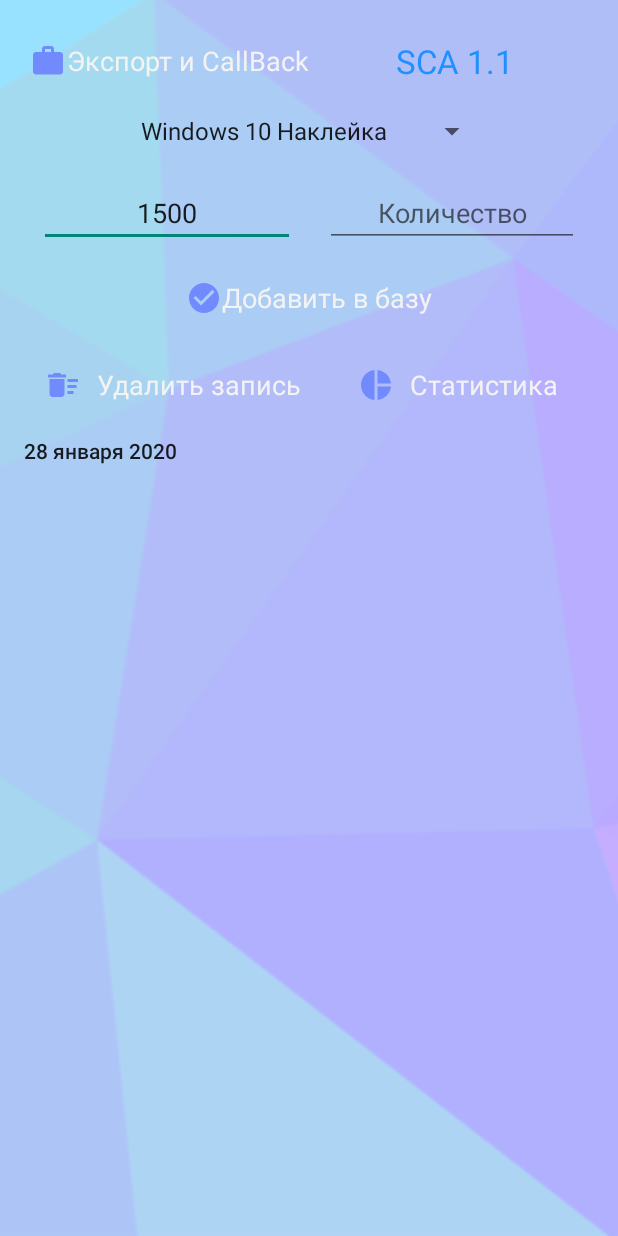
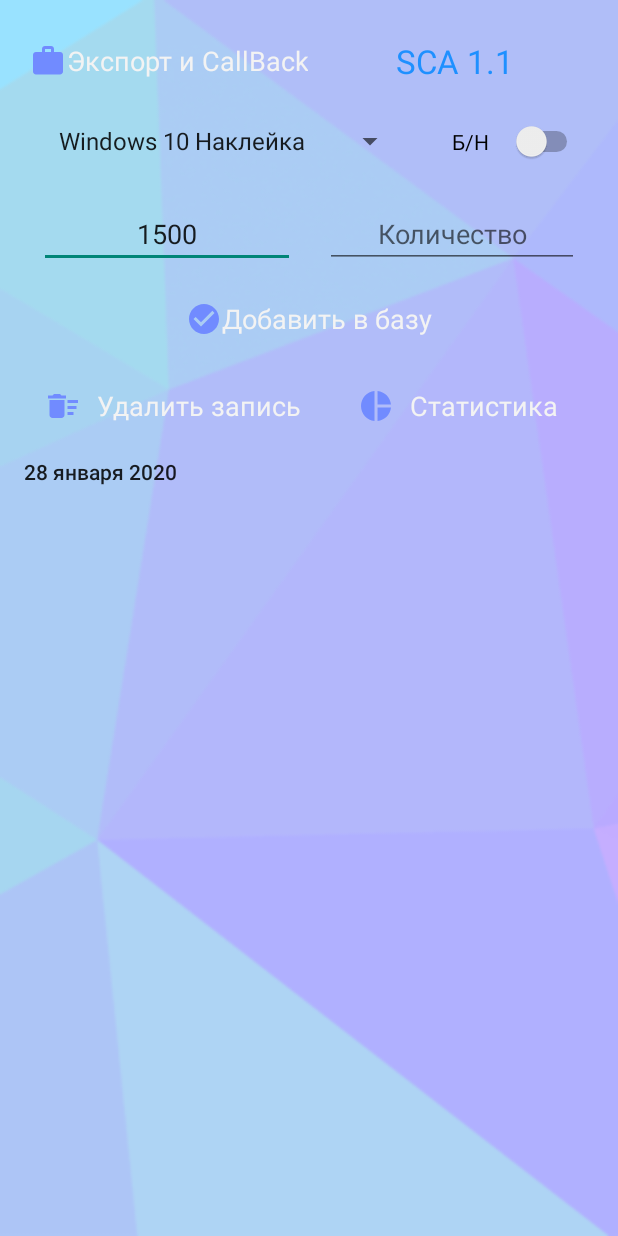
Before and after one commit to loveandpepper/StickerCounter, an Android app: the screen it shows after launch (MainActivity), on a phone screen of 412 x 824 dp. Run offline under Robolectric (Android 15) with nearby library versions, the phone set to English and light mode, and no system bars.

Commit message:
Б\н переключатель (работает хуево)

```diff
--- a/app/src/main/java/ru/loveandpepper/stickercounter/MainActivity.java
+++ b/app/src/main/java/ru/loveandpepper/stickercounter/MainActivity.java
@@ -23,10 +23,12 @@ import android.view.View;
 
 import android.view.inputmethod.InputMethodManager;
 import android.widget.AdapterView;
+import android.widget.CompoundButton;
 import android.widget.EditText;
 
 import android.widget.LinearLayout;
 import android.widget.Spinner;
+import android.widget.Switch;
 import android.widget.TextView;
 
 import org.json.JSONException;
@@ -40,13 +42,15 @@ import java.util.Date;
 import java.util.List;
 
 
-public class MainActivity extends AppCompatActivity {
+public class MainActivity extends AppCompatActivity implements CompoundButton.OnCheckedChangeListener{
     private Spinner spinnerOfProducts;
     public static SQLiteDatabase database;
     private EditText editPrice;
     private EditText editQuantity;
     private TextView date;
     public static SimpleDateFormat sdfDate;
+    private int spinInt;
+    private Switch aSwitch;
 
     @Override
     protected void onCreate(Bundle savedInstanceState) {
@@ -60,7 +64,10 @@ public class MainActivity extends AppCompatActivity {
         getCurrentTime();
         updateStatField();
         priceSetterForItem();
-
+        aSwitch = findViewById(R.id.switch_beznal);
+        if (aSwitch != null) {
+            aSwitch.setOnCheckedChangeListener(this);
+        }
 
     }
 
@@ -68,6 +75,7 @@ public class MainActivity extends AppCompatActivity {
         spinnerOfProducts.setOnItemSelectedListener(new AdapterView.OnItemSelectedListener() {      //Listener для спиннера. Подставляет цену по умолчанию для продукта.
             @Override
             public void onItemSelected(AdapterView<?> adapterView, View view, int i, long l) {
+                aSwitch.setChecked(false);
                 switch (i){
                     case 0: editPrice.setText("1500"); break;
                     case 1: editPrice.setText("1300"); break;
@@ -78,6 +86,7 @@ public class MainActivity extends AppCompatActivity {
                     case 6: editPrice.setText("2800"); break;
                     case 7: editPrice.setText(null); break;
                 }
+                spinInt = Integer.valueOf(String.valueOf(editPrice.getText()));
             }
 
             @Override
@@ -170,6 +179,7 @@ public class MainActivity extends AppCompatActivity {
     }
 
 
+    @SuppressLint("SimpleDateFormat")
     public void getCurrentTime() {
         sdfDate = new SimpleDateFormat("d MMMM yyyy", myDateFormatSymbols);
         Date now = new Date();
@@ -244,4 +254,15 @@ public class MainActivity extends AppCompatActivity {
         Intent exportIntent = new Intent(this, Export_activity.class);
         startActivity(exportIntent);
     }
-}
+
+    @Override
+    public void onCheckedChanged(CompoundButton buttonView, boolean isChecked) {
+        double processed = spinInt*0.94;
+        if (isChecked) {
+            editPrice.setText(String.valueOf((int)processed));
+        } else {
+            editPrice.setText(String.valueOf(spinInt));
+        }
+    }
+
+    }
--- a/app/src/main/res/layout/activity_main.xml
+++ b/app/src/main/res/layout/activity_main.xml
@@ -38,15 +38,29 @@
 
     </LinearLayout>
 
+    <LinearLayout
+        android:layout_width="match_parent"
+        android:layout_height="wrap_content"
+        android:orientation="horizontal">
 
         <Spinner
             android:id="@+id/products"
             android:layout_width="wrap_content"
             android:layout_height="wrap_content"
+            android:layout_margin="15dp"
             android:layout_gravity="center"
-        android:layout_margin="10dp"
             android:entries="@array/products_array"
             android:spinnerMode="dialog" />
+
+        <Switch
+            android:id="@+id/switch_beznal"
+            android:layout_width="87dp"
+            android:layout_height="wrap_content"
+            android:layout_margin="15dp"
+            android:layout_gravity="center"
+            android:text="Б/Н" />
+
+    </LinearLayout>
 
     <LinearLayout
         android:layout_width="match_parent"
@@ -148,4 +162,6 @@
         </LinearLayout>
     </ScrollView>
 
+
+
 </LinearLayout>
--- a/app/src/main/res/values/strings.xml
+++ b/app/src/main/res/values/strings.xml
@@ -30,6 +30,7 @@
     <string name="callback_phonenum">Номер телефона</string>
     <string name="lastCalls">Последние 15 вызовов</string>
     <string name="callbackandexport">Экспорт и CallBack</string>
+    <string name="beznal_text">Безнал</string>
     <string-array name="products_array">
         <item>Windows 10 Наклейка</item>
         <item>Windows 7 Наклейка</item>
--- a/build.gradle
+++ b/build.gradle
@@ -7,7 +7,7 @@ buildscript {
 
     }
     dependencies {
-        classpath 'com.android.tools.build:gradle:3.4.2'
+        classpath 'com.android.tools.build:gradle:3.5.3'
 
         // NOTE: Do not place your application dependencies here; they belong
         // in the individual module build.gradle files
```
Also changed, not shown: gradle/wrapper/gradle-wrapper.properties. Lines whose indentation alone changed are shown as unchanged.
